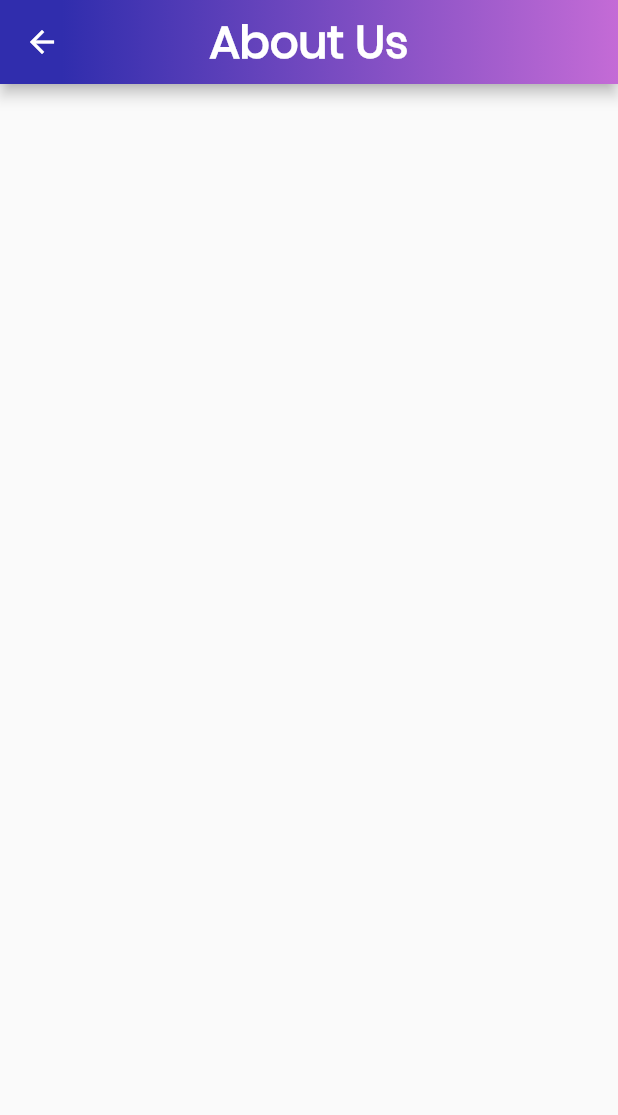
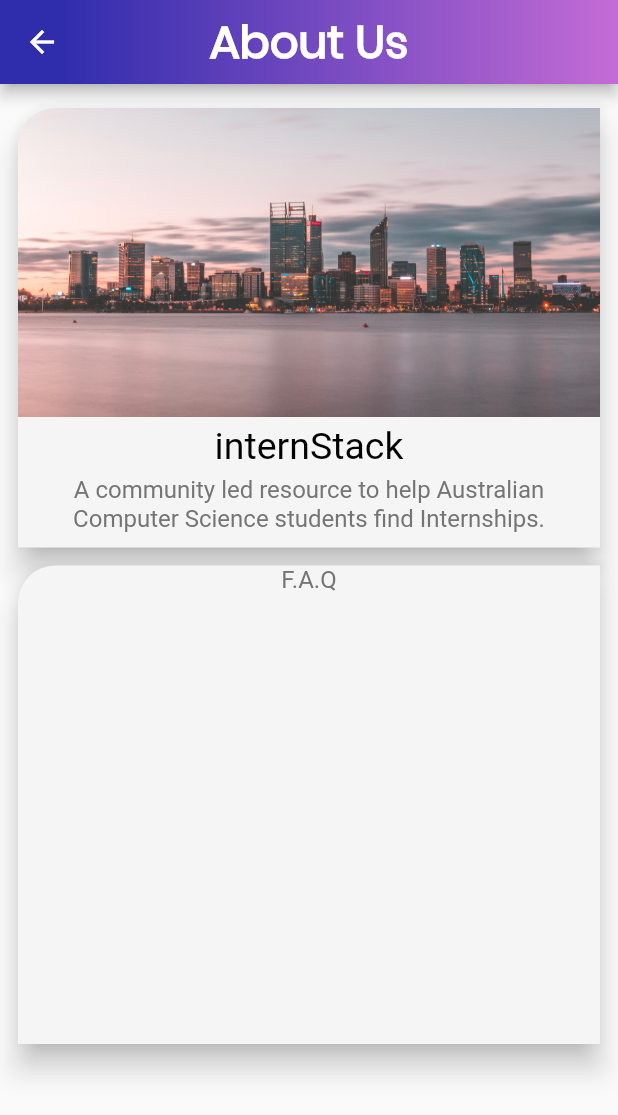
Before and after one commit to cbeardsmore/internStack, a Flutter app: the screen it shows after launch, after a tap on "START", after a tap on the "person outline" icon, on a phone screen of 412 x 824 dp. Shown: the top 1115 px of the screen. Run offline on Flutter 3.47's test engine with Material 2 defaults, Android fonts, the phone set to English and light mode, and no system bars; our stand-ins replace cloud_firestore, share; accounts and stored records are empty; network calls fail.

Commit message:
CurverCornerCard created and refactored, about page has rough card outline

```diff
--- a/lib/about.dart
+++ b/lib/about.dart
@@ -1,10 +1,59 @@
 import 'package:flutter/material.dart';
 import 'widgets/gradient_app_bar.dart';
+import 'widgets/curver_corner_card.dart';
 
 class AboutPage extends StatelessWidget {
   @override
   Widget build(BuildContext context) {
     return Scaffold(
-        appBar: new AppBar(flexibleSpace: GradientAppBar("About Us")));
+      appBar: AppBar(flexibleSpace: GradientAppBar("About Us")),
+      body: Column(
+        children: <Widget>[_buildTopCard(context), _buildBottomCard(context)],
+      ),
+    );
+  }
+
+  Widget _buildTopCard(BuildContext context) {
+    return Column(
+      children: <Widget>[
+        SizedBox(
+          height: 10,
+        ),
+        CurverCornerCard(Column(
+          children: <Widget>[
+            SizedBox(
+              child: Image.asset('assets/perth.jpg', fit: BoxFit.fitWidth),
+              height: MediaQuery.of(context).size.height * 0.25,
+              width: MediaQuery.of(context).size.width,
+            ),
+            Padding(
+              padding: const EdgeInsets.symmetric(vertical: 5),
+              child: Text('internStack',
+                  style: Theme.of(context).textTheme.display1,
+                  textAlign: TextAlign.center),
+            ),
+            Text(
+                'A community led resource to help Australian Computer Science students find Internships.',
+                style: Theme.of(context).textTheme.display2,
+                textAlign: TextAlign.center),
+                SizedBox(height: 10)
+          ],
+        )),
+      ],
+    );
+  }
+
+  Widget _buildBottomCard(BuildContext context) {
+    return CurverCornerCard(Column(
+      crossAxisAlignment: CrossAxisAlignment.stretch,
+      children: <Widget>[
+        Text('F.A.Q',
+            style: Theme.of(context).textTheme.display2,
+            textAlign: TextAlign.center),
+        SizedBox(
+          height: 300,
+        )
+      ],
+    ));
   }
 }
--- a/lib/company_list.dart
+++ b/lib/company_list.dart
@@ -2,6 +2,7 @@ import 'package:flutter/material.dart';
 import 'package:cloud_firestore/cloud_firestore.dart';
 import 'models/company.dart';
 import 'company_widget.dart';
+import 'widgets/curver_corner_card.dart';
 
 class CompanyList extends StatelessWidget {
   @override
@@ -11,7 +12,10 @@ class CompanyList extends StatelessWidget {
 
   StreamBuilder _buildList(BuildContext context) {
     return StreamBuilder(
-        stream: Firestore.instance.collection('companies').orderBy('name').snapshots(),
+        stream: Firestore.instance
+            .collection('companies')
+            .orderBy('name')
+            .snapshots(),
         builder: (context, snapshot) {
           if (!snapshot.hasData)
             return Center(child: CircularProgressIndicator());
@@ -33,26 +37,10 @@ class CompanyList extends StatelessWidget {
             MaterialPageRoute(builder: (context) => CompanyWidget(company)),
           );
         },
-      child: Card(
-            elevation: 6.0,
-            clipBehavior: Clip.antiAlias,
-            shape:
-                RoundedRectangleBorder(borderRadius: BorderRadius.only(
-                  topLeft: Radius.circular(25.0)
-                )),
-            color: Theme.of(context).cardColor,
-            margin: EdgeInsets.all(5),
-            child: Padding(
-              padding: const EdgeInsets.fromLTRB(0, 0, 8, 0),
-              child: Row(
-
-                children: <Widget>[
+        child: CurverCornerCard(Row(children: <Widget>[
           _cardImage(company),
           Expanded(child: _cardText(context, company))
-                ],
-              ),
-            )),
-    );
+        ])));
   }
 
   SizedBox _cardImage(Company companay) {
--- a/lib/main.dart
+++ b/lib/main.dart
@@ -21,8 +21,10 @@ class MainApp extends StatelessWidget {
                 fontSize: 30.0,
                 fontWeight: FontWeight.w600,
                 color: Colors.white),
-            display1: TextStyle(fontSize: 25.0, color: Colors.black),
-            display2: TextStyle(fontSize: 18.0, color: Colors.grey[600])),
+            display1: TextStyle(
+                fontFamily: 'Roboto', fontSize: 25.0, color: Colors.black),
+            display2: TextStyle(
+                fontFamily: 'Roboto', fontSize: 16.0, color: Colors.grey[600])),
       ),
       home: EntryPage(),
       routes: {
--- /dev/null
+++ b/lib/widgets/curver_corner_card.dart
@@ -0,0 +1,19 @@
+import 'package:flutter/material.dart';
+
+class CurverCornerCard extends StatelessWidget {
+  final Widget child;
+
+  CurverCornerCard(this.child);
+
+  @override
+  Widget build(BuildContext context) {
+    return Card(
+        elevation: 8.0,
+        clipBehavior: Clip.antiAlias,
+        shape: RoundedRectangleBorder(
+            borderRadius: BorderRadius.only(topLeft: Radius.circular(25.0))),
+        color: Theme.of(context).cardColor,
+        margin: EdgeInsets.fromLTRB(12, 6, 12, 6),
+        child: child);
+  }
+}
```
Also changed, not shown: lib/listing.dart (+8 -5 lines), assets/perth.jpg (added). Lines whose indentation alone changed are shown as unchanged.
